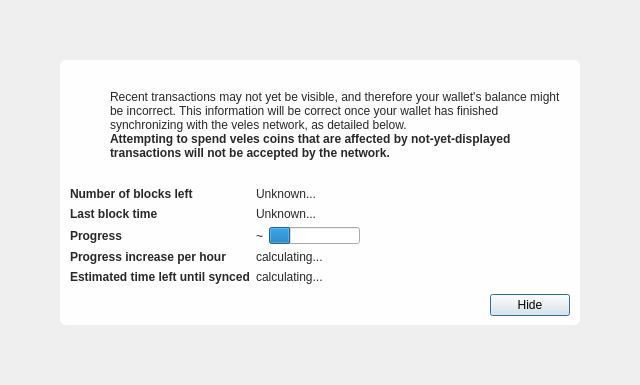
Old version of the form src/qt/forms/modaloverlay.ui in the repository barrystyle/veles.
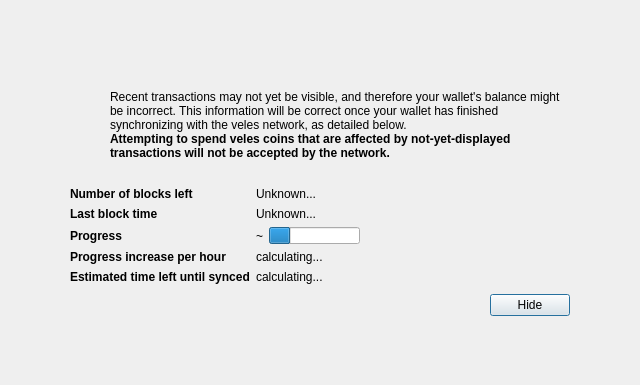
New version of the form. Icons and pictures are not drawn. Custom widgets are drawn as their Qt base class.

Commit message: QT: fix background color of modaloverlay ..

The edit to the form file:
```diff
--- a/src/qt/forms/modaloverlay.ui
+++ b/src/qt/forms/modaloverlay.ui
@@ -51,9 +51,12 @@
       <item>
        <widget class="QWidget" name="contentWidget" native="true">
         <property name="styleSheet">
-         <string notr="true">#contentWidget { background: rgba(255,255,255,240); border-radius: 6px; }
+         <!-- VELES BEGIN -->
+         <!--<string notr="true">#contentWidget { background: rgba(255,255,255,240); border-radius: 6px; }
 
-QLabel { color: rgb(40,40,40);  }</string>
+QLabel { color: rgb(40,40,40);  }</string>-->
+        <string notr="true"/>
+         <!-- VELES END -->
         </property>
         <layout class="QVBoxLayout" name="verticalLayoutSub" stretch="1,0,0,0">
          <property name="spacing">
```
